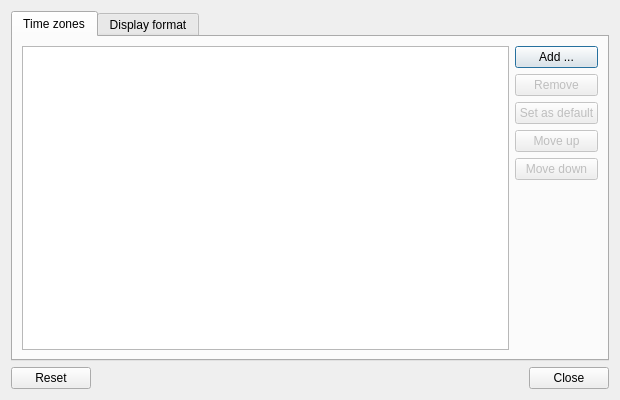
First picture: the form in plugin-worldclock/razorworldclockconfiguration.ui, repository lxqt/lxqt-panel, before the edit.
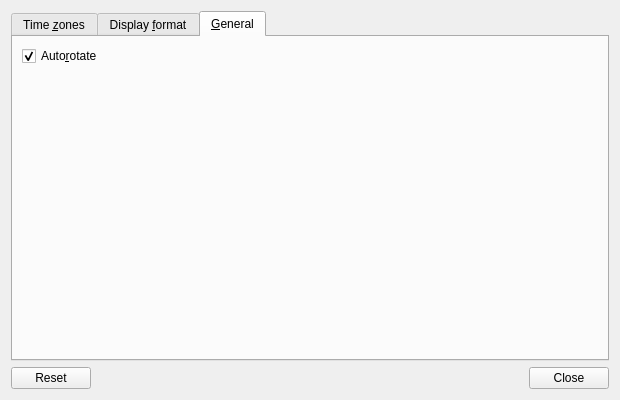
Second picture: the form after the edit. The open tabs and pages were chosen to show the change.

Commit message: World clock has auto-rotation

The edit to the form file:
```diff
--- a/plugin-worldclock/razorworldclockconfiguration.ui
+++ b/plugin-worldclock/razorworldclockconfiguration.ui
@@ -21,7 +21,7 @@
      </property>
      <widget class="QWidget" name="timeZonesT">
       <attribute name="title">
-       <string>Time zones</string>
+       <string>Time &amp;zones</string>
       </attribute>
       <layout class="QHBoxLayout" name="_7">
        <item>
@@ -39,7 +39,7 @@
          <item>
           <widget class="QPushButton" name="addPB">
            <property name="text">
-            <string>Add ...</string>
+            <string>&amp;Add ...</string>
            </property>
           </widget>
          </item>
@@ -49,7 +49,7 @@
             <bool>false</bool>
            </property>
            <property name="text">
-            <string>Remove</string>
+            <string>&amp;Remove</string>
            </property>
           </widget>
          </item>
@@ -59,7 +59,7 @@
             <bool>false</bool>
            </property>
            <property name="text">
-            <string>Set as default</string>
+            <string>Set as &amp;default</string>
            </property>
           </widget>
          </item>
@@ -69,7 +69,7 @@
             <bool>false</bool>
            </property>
            <property name="text">
-            <string>Move up</string>
+            <string>Move &amp;up</string>
            </property>
           </widget>
          </item>
@@ -79,7 +79,7 @@
             <bool>false</bool>
            </property>
            <property name="text">
-            <string>Move down</string>
+            <string>Move do&amp;wn</string>
            </property>
           </widget>
          </item>
@@ -102,7 +102,7 @@
      </widget>
      <widget class="QWidget" name="displayFormatT">
       <attribute name="title">
-       <string>Display format</string>
+       <string>Display &amp;format</string>
       </attribute>
       <layout class="QVBoxLayout" name="_8" stretch="0">
        <item>
@@ -560,6 +560,36 @@
        </item>
       </layout>
      </widget>
+     <widget class="QWidget" name="generalT">
+      <attribute name="title">
+       <string>&amp;General</string>
+      </attribute>
+      <layout class="QVBoxLayout" name="verticalLayout">
+       <item>
+        <widget class="QCheckBox" name="autorotateCB">
+         <property name="text">
+          <string>Auto&amp;rotate</string>
+         </property>
+         <property name="checked">
+          <bool>true</bool>
+         </property>
+        </widget>
+       </item>
+       <item>
+        <spacer name="verticalSpacer">
+         <property name="orientation">
+          <enum>Qt::Vertical</enum>
+         </property>
+         <property name="sizeHint" stdset="0">
+          <size>
+           <width>20</width>
+           <height>40</height>
+          </size>
+         </property>
+        </spacer>
+       </item>
+      </layout>
+     </widget>
     </widget>
    </item>
    <item>
```
Left out of the diff: 14 changed lines with no effect on the pictures. The commit also changes 3 other files.
